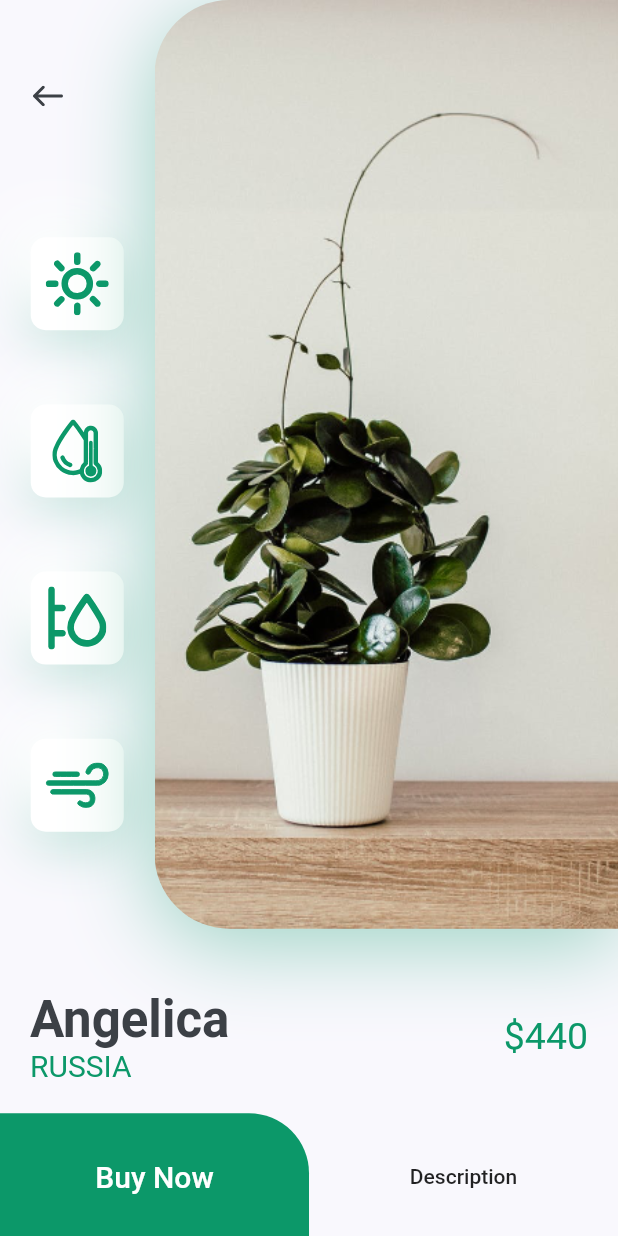
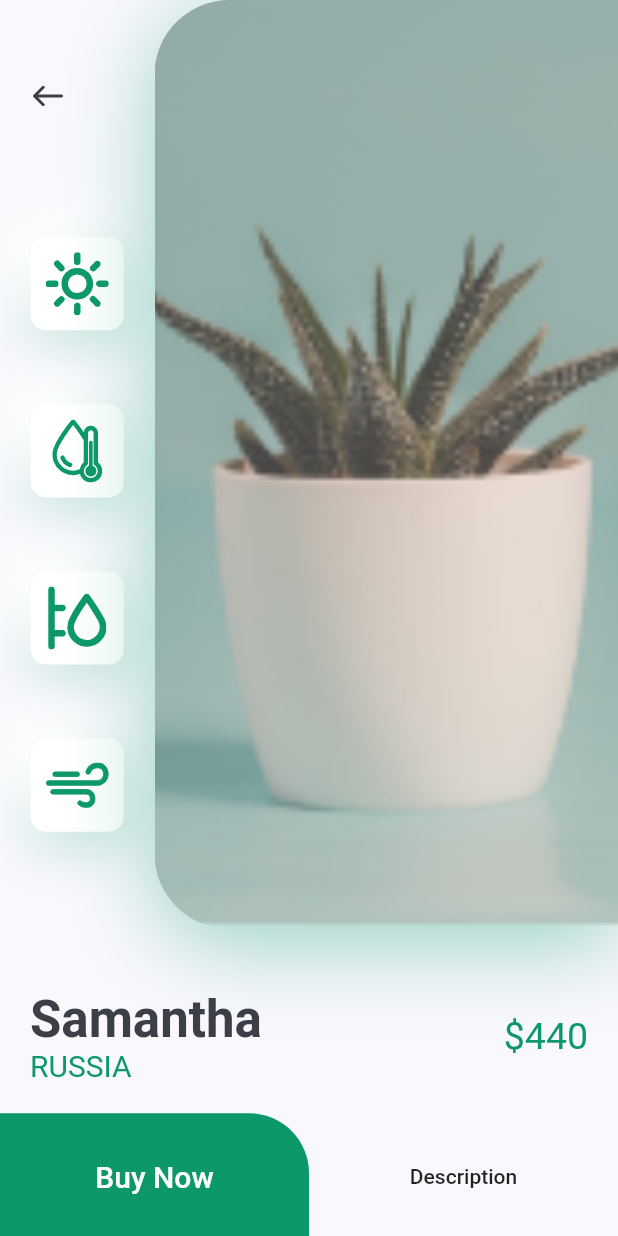
Before and after one commit to olumideogundele1/SamplePlantApp, a Flutter app: the screen it shows after launch, after a tap on an icon or button, on a phone screen of 412 x 824 dp. Run offline on Flutter 3.47's test engine with Material 2 defaults, Android fonts, the phone set to English and light mode, and no system bars; our stand-ins replace flutter_svg.

Commit message:
making detail screen dynamic by using the provider package

```diff
--- a/lib/main.dart
+++ b/lib/main.dart
@@ -1,6 +1,8 @@
 import 'package:flutter/material.dart';
 import 'package:my_plant_ui/constants.dart';
+import 'package:my_plant_ui/models/card_object.dart';
 import 'package:my_plant_ui/screens/components/home/home_screen.dart';
+import 'package:provider/provider.dart';
 
 void main() {
   runApp(MyApp());
@@ -10,7 +12,11 @@ class MyApp extends StatelessWidget {
   // This widget is the root of your application.
   @override
   Widget build(BuildContext context) {
-    return MaterialApp(
+    return ChangeNotifierProvider(
+      create: (context) {
+        return CardObject();
+      },
+      child: MaterialApp(
         debugShowCheckedModeBanner: false,
         title: 'PLANT APP',
         theme: ThemeData(
@@ -23,6 +29,7 @@ class MyApp extends StatelessWidget {
           visualDensity: VisualDensity.adaptivePlatformDensity,
         ),
         home: HomeScreen(),
+      ),
     );
   }
 }
--- /dev/null
+++ b/lib/models/card_object.dart
@@ -0,0 +1,40 @@
+
+import 'package:flutter/foundation.dart';
+
+class CardObject extends ChangeNotifier{
+  final String title;
+  final String country;
+  final int price;
+  final String imageUrl;
+
+  CardObject({this.title, this.country, this.price, this.imageUrl});
+
+
+  List<CardObject> cardObjects(){
+    List<CardObject> list = [
+      CardObject(
+          title:'Samantha',
+          country: 'Russia',
+          price: 440,
+          imageUrl: "assets/images/image_1.png"
+      ),
+      CardObject(
+          title:'Angelica',
+          country: 'UK',
+          price: 400,
+          imageUrl: "assets/images/image_2.png"
+      ),
+      CardObject(
+          title:'June',
+          country: 'USA',
+          price: 480,
+          imageUrl: "assets/images/image_3.png"
+      )
+
+    ];
+
+    return list;
+  }
+
+
+}
--- a/lib/screens/components/details/body.dart
+++ b/lib/screens/components/details/body.dart
@@ -4,6 +4,13 @@ import 'package:my_plant_ui/constants.dart';
 import 'image_and_icon.dart';
 import 'title_and_price.dart';
 class Body extends StatelessWidget {
+
+  final String title;
+  final String country;
+  final int price;
+  final String imageUrl;
+
+  const Body({this.title, this.country, this.price, this.imageUrl});
   @override
   Widget build(BuildContext context) {
     Size size = MediaQuery.of(context).size;
@@ -11,11 +18,11 @@ class Body extends StatelessWidget {
       scrollDirection: Axis.vertical,
       child: Column(
         children: <Widget>[
-          ImageAndIconCard(size: size),
+          ImageAndIconCard(imageUrl: imageUrl),
           TitleAndPrice(
-            title: 'Angelica',
-            country: 'Russia',
-            price: 440,
+            title: title,
+            country: country,
+            price: price,
           ),
           SizedBox(height: kDefaultPadding,),
           Row(
--- a/lib/screens/components/details/details_screen.dart
+++ b/lib/screens/components/details/details_screen.dart
@@ -2,10 +2,23 @@ import 'package:flutter/material.dart';
 import 'package:my_plant_ui/screens/components/details/body.dart';
 
 class DetailsScreen extends StatelessWidget {
+
+  final String title;
+  final String country;
+  final int price;
+  final String imageUrl;
+
+  DetailsScreen({this.title,this.country,this.price,this.imageUrl});
+
   @override
   Widget build(BuildContext context) {
     return Scaffold(
-      body: Body(),
+      body: Body(
+        title: title,
+        country: country,
+        price: price,
+        imageUrl: imageUrl,
+      ),
     );
   }
 }
--- a/lib/screens/components/details/image_and_icon.dart
+++ b/lib/screens/components/details/image_and_icon.dart
@@ -5,15 +5,14 @@ import '../../../constants.dart';
 import 'icon_card.dart';
 
 class ImageAndIconCard extends StatelessWidget {
-  const ImageAndIconCard({
-    Key key,
-    @required this.size,
-  }) : super(key: key);
 
-  final Size size;
+  final String imageUrl;
+
+  ImageAndIconCard({@required this.imageUrl});
 
   @override
   Widget build(BuildContext context) {
+    Size size = MediaQuery.of(context).size;
     return Container(
       height: size.height * 0.8,
       padding: EdgeInsets.only(
@@ -52,8 +51,8 @@ class ImageAndIconCard extends StatelessWidget {
             decoration: BoxDecoration(
                 image: DecorationImage(
                   fit: BoxFit.cover,
-                  alignment: Alignment.centerLeft,
-                  image: AssetImage("assets/images/img.png"),
+                  alignment: Alignment.center,
+                  image: AssetImage(imageUrl),
                 ),
                 borderRadius: BorderRadius.only(
                     bottomLeft: Radius.circular(50),
--- a/lib/screens/components/plant_card.dart
+++ b/lib/screens/components/plant_card.dart
@@ -11,7 +11,6 @@ class RecommendedPlantCard extends StatelessWidget {
   final String image;
 
   const RecommendedPlantCard({Key key, this.title, this.country, this.price, this.tap, this.image}) : super(key: key);
-
   @override
   Widget build(BuildContext context) {
     Size size = MediaQuery.of(context).size;
--- a/lib/screens/components/plant_cards.dart
+++ b/lib/screens/components/plant_cards.dart
@@ -1,5 +1,7 @@
 import 'package:flutter/material.dart';
+import 'package:my_plant_ui/models/card_object.dart';
 import 'package:my_plant_ui/screens/components/plant_card.dart';
+import 'package:provider/provider.dart';
 import 'details/details_screen.dart';
 
 class PlantCards extends StatelessWidget {
@@ -9,44 +11,79 @@ class PlantCards extends StatelessWidget {
 
   @override
   Widget build(BuildContext context) {
-    return SingleChildScrollView(
+    return Consumer<CardObject>(
+      builder: (context,data,child){
+        List<CardObject> list = data.cardObjects();
+        return SizedBox(
+          height: MediaQuery.of(context).size.height / 2.5 ,
+          child: ListView.builder(
+            shrinkWrap: true,
               scrollDirection: Axis.horizontal,
-      child: Row(
-        children: [
-          RecommendedPlantCard(
-            title: "Samantha",
-            country: "Russia",
-            price: 440,
+            physics: ClampingScrollPhysics(),
+              itemCount: list.length,
+              itemBuilder: (context,int index) {
+              String title = list[index].title;
+              String country = list[index].country;
+              int price = list[index].price;
+              String imageUrl = list[index].imageUrl;
+                return RecommendedPlantCard(
+                    title: title,
+                    country: country,
+                    price: price,
+                    image: list[index].imageUrl,
                     tap: (){
                     Navigator.push(context,
-              MaterialPageRoute(builder: (context) => DetailsScreen())
+                        MaterialPageRoute(builder: (context) => DetailsScreen(
+                          title: title,
+                          country: country,
+                          price: price,
+                          imageUrl: imageUrl,
+                        ))
                         );
                     },
-            image: "assets/images/image_1.png",
-          ),
-          RecommendedPlantCard(
-            title: "Samantha",
-            country: "UK",
-            price: 446,
-            tap: (){
-              Navigator.push(context,
-                  MaterialPageRoute(builder: (context) => DetailsScreen())
+
                     );
                 },
-            image: "assets/images/image_2.png",
-          ),
-          RecommendedPlantCard(
-            title: "Samantha",
-            country: "USA",
-            price: 445,
-            tap: (){
-              Navigator.push(context,
-                  MaterialPageRoute(builder: (context) => DetailsScreen()));
-            },
-            image: "assets/images/image_3.png",
-          ),
-        ],
           ),
         );
+      },
+
+//        children: [
+//          RecommendedPlantCard(
+//            title: "Samantha",
+//            country: "Russia",
+//            price: 440,
+//            tap: (){
+//              Navigator.push(context,
+//              MaterialPageRoute(builder: (context) => DetailsScreen())
+//              );
+//            },
+//            image: "assets/images/image_1.png",
+//          ),
+//          RecommendedPlantCard(
+//            title: "Angelica",
+//            country: "UK",
+//            price: 446,
+//            tap: (){
+//              Navigator.push(context,
+//                  MaterialPageRoute(builder: (context) => DetailsScreen())
+//              );
+//            },
+//            image: "assets/images/image_2.png",
+//          ),
+//          RecommendedPlantCard(
+//            title: "June",
+//            country: "USA",
+//            price: 445,
+//            tap: (){
+//              Navigator.push(context,
+//                  MaterialPageRoute(builder: (context) => DetailsScreen()));
+//            },
+//            image: "assets/images/image_3.png",
+//          ),
+//        ],
+
+    );
+
   }
 }
--- a/pubspec.yaml
+++ b/pubspec.yaml
@@ -29,6 +29,7 @@ dependencies:
   # Use with the CupertinoIcons class for iOS style icons.
   cupertino_icons: ^1.0.0
   flutter_svg: ^0.18.0
+  provider: ^4.3.2+3
 
 
 dev_dependencies:
```
Also changed, not shown: pubspec.lock. Lines whose indentation alone changed are shown as unchanged.
